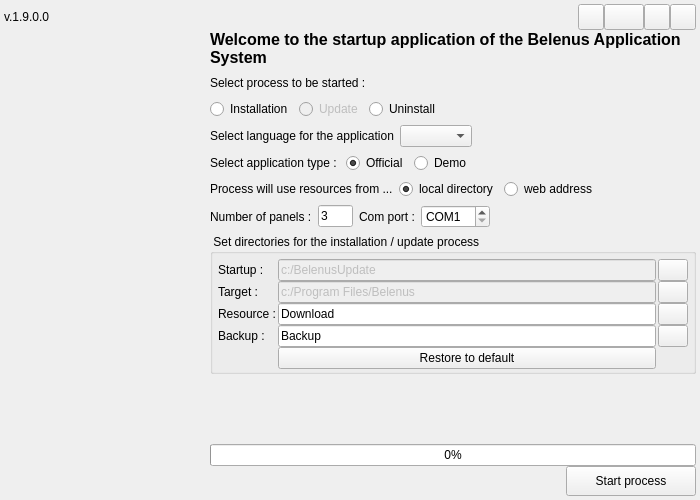
Above: Startup/mainwindow.ui from tbikfalvi/Belenus before the change. Below: the same form after it.
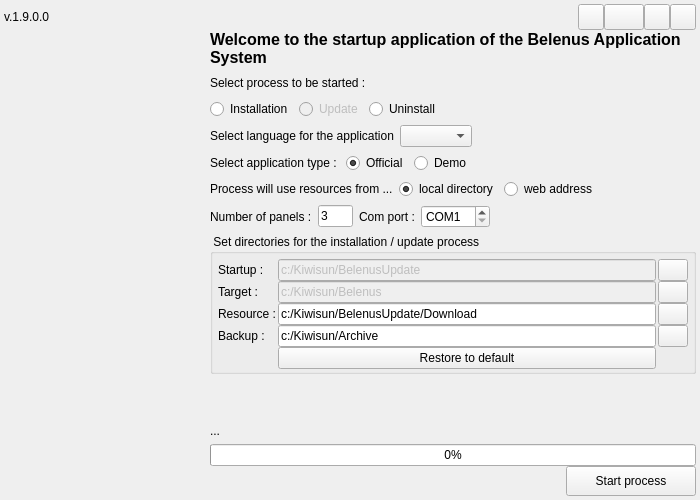
That is the form after the change. Icons and pictures are not drawn.

```diff
--- a/Startup/mainwindow.ui
+++ b/Startup/mainwindow.ui
@@ -551,7 +551,7 @@
               <bool>true</bool>
              </property>
              <property name="text">
-              <string notr="true">Download</string>
+              <string notr="true">c:/Kiwisun/BelenusUpdate/Download</string>
              </property>
              <property name="readOnly">
               <bool>false</bool>
@@ -594,7 +594,7 @@
               <bool>false</bool>
              </property>
              <property name="text">
-              <string notr="true">c:/Program Files/Belenus</string>
+              <string notr="true">c:/Kiwisun/Belenus</string>
              </property>
              <property name="readOnly">
               <bool>false</bool>
@@ -644,7 +644,7 @@
               <bool>true</bool>
              </property>
              <property name="text">
-              <string notr="true">Backup</string>
+              <string notr="true">c:/Kiwisun/Archive</string>
              </property>
              <property name="readOnly">
               <bool>false</bool>
@@ -687,7 +687,7 @@
               <bool>false</bool>
              </property>
              <property name="text">
-              <string notr="true">c:/BelenusUpdate</string>
+              <string notr="true">c:/Kiwisun/BelenusUpdate</string>
              </property>
              <property name="readOnly">
               <bool>false</bool>
@@ -721,6 +721,13 @@
           </property>
          </spacer>
         </item>
+        <item>
+         <widget class="QLabel" name="lblProgress">
+          <property name="text">
+           <string>...</string>
+          </property>
+         </widget>
+        </item>
         <item>
          <widget class="QProgressBar" name="progressBar">
           <property name="value">
```
Left out of the diff: 3 changed lines with no effect on the pictures.
